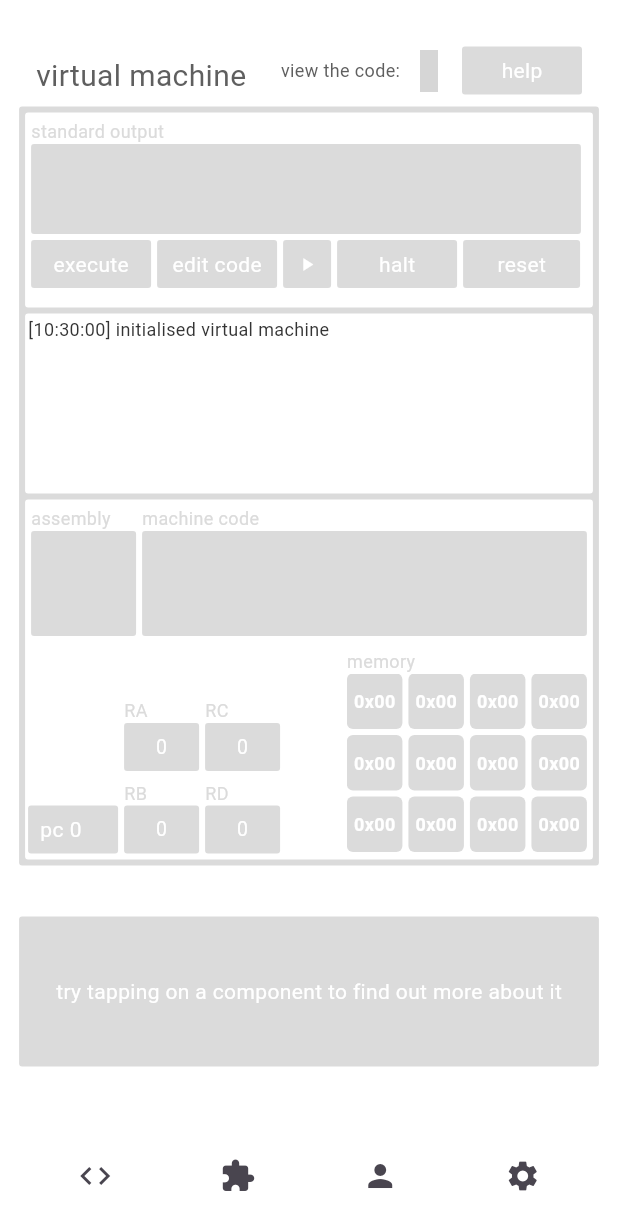
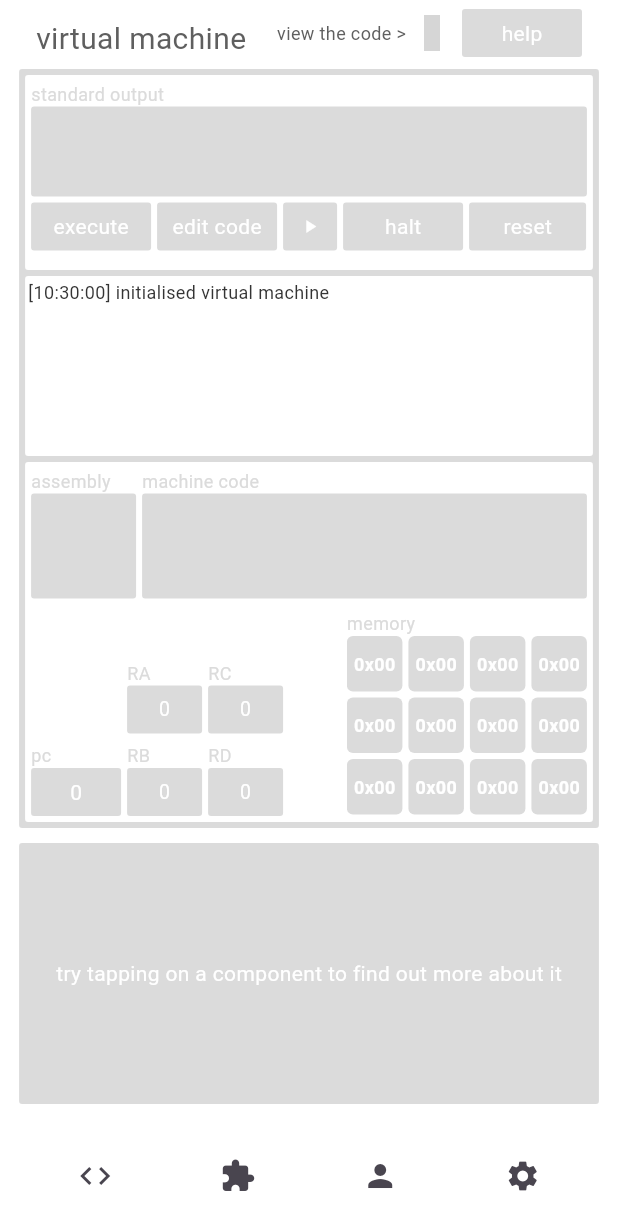
Before and after one commit to ashtonjamesd/wisteria, a Flutter app: the screen it shows after launch, on a phone screen of 412 x 824 dp. Shown: the top 1230 px of the screen. Run offline on Flutter 3.47's test engine with Material 3 defaults, Android fonts, the phone set to English and light mode, and no system bars; our stand-ins replace firebase_core, simple_icons; accounts and stored records are empty; grey boxes are pictures that could not be loaded.

Commit message:
fix ui, pc info

```diff
--- a/lib/app/constants.dart
+++ b/lib/app/constants.dart
@@ -10,6 +10,21 @@ The app will allow you to experiment with a virtual machine that reads assembly
 A good place to start would be the exercises tab.
 """;
 
+const String registerDescription =
+"""
+General-purpose registers are fast, small storage locations in the CPU that hold intermediate data during execution, supporting operations like arithmetic, logic, and memory addressing to speed up processing.
+""";
+
+const String memoryDescription =
+"""
+Memory stores data and instructions for the CPU, providing temporary storage for active processes and enabling quick access to information during execution.
+""";
+
+const String programCounterDescription =
+"""
+The program counter (PC) tracks the address of the next instruction to execute, ensuring the CPU processes instructions in the correct sequence.
+""";
+
 const String githubUrl = "https://github.com/rxgq/wisteria";
 
 const double consoleHeight = 120;
@@ -17,7 +32,7 @@ const double userInterfaceHeight = 130;
 const double cpuInterfaceHeight = 240;
 
 const double asmBoxWidth = 70;
-const double infoWidgetHeight = 100;
+const double infoWidgetHeight = 174;
 
 const double widthFactor = 1.1;
 
--- a/lib/app/views/vm/stdout_box.dart
+++ b/lib/app/views/vm/stdout_box.dart
@@ -41,7 +41,7 @@ class _StdoutBoxState extends State<StdoutBox> {
       child: WisteriaBox(
         header: "standard output",
         width: widget.screen.width / widthFactor -
-            boxPadding * 4,
+            boxPadding * 2,
         height: 60,
         color: primaryGrey,
         child: Padding(
--- a/lib/app/views/vm/vm_view.dart
+++ b/lib/app/views/vm/vm_view.dart
@@ -54,7 +54,9 @@ class _VmViewState extends State<VmView> {
     }
   }
 
-  void setInfoWidget(Widget infoWidget, Size screen) {
+  void setInfoWidget(Widget infoWidget) {
+    final screen = MediaQuery.sizeOf(context);
+
     controller.infoWidget = WisteriaBox(
       width: screen.width / widthFactor + 12,
       height: infoWidgetHeight,
@@ -64,6 +66,8 @@ class _VmViewState extends State<VmView> {
         child: infoWidget
       ),
     );
+
+    setState(() {});
   }
 
   @override
@@ -93,7 +97,7 @@ class _VmViewState extends State<VmView> {
 
           homeView(screen),
 
-          const SizedBox(height: 32),
+          const SizedBox(height: 8),
 
           Padding(
             padding: EdgeInsets.only(left: (screen.width - (screen.width / widthFactor)) / 2 - 8),
@@ -191,7 +195,7 @@ class _VmViewState extends State<VmView> {
             right: boxPadding
           ),
           child: WisteriaText(
-            text: "view the code: ",
+            text: "view the code > ",
             color: textColor,
             size: 12
           ),
@@ -214,39 +218,11 @@ class _VmViewState extends State<VmView> {
             child: Icon(
               SimpleIcons.github,
               color: textColor,
-              size: 28,
+              size: 24,
             ),
           ),
         ),
       ],
-    );
-  }
-
-  Widget programCounter() {
-    return Padding(
-      padding: const EdgeInsets.only(bottom: boxPadding),
-      child: WisteriaBox(
-        width: 60,
-        height: 32,
-        color: primaryGrey,
-        child: Row(
-          children: [
-            const SizedBox(width: 8),
-            WisteriaText(
-              text: "pc",
-              color: primaryWhite,
-              size: 14
-            ),
-
-            const SizedBox(width: 4),
-            WisteriaText(
-              text: controller.vm.pc.toString(),
-              color: primaryWhite,
-              size: 14
-            ),
-          ],
-        )
-      ),
     );
   }
 
@@ -290,7 +266,7 @@ class _VmViewState extends State<VmView> {
         left: boxPadding * 2
       ),
       child: WisteriaButton(
-        width: 32,
+        width: 36,
         height: 32,
         color: primaryGrey,
         showBorder: controller.vm.isPaused,
@@ -408,10 +384,7 @@ class _VmViewState extends State<VmView> {
             return;
           }
 
-          final screen = MediaQuery.sizeOf(context);
-          setInfoWidget(registerInfoWidget(), screen);
-
-          setState(() {});
+          setInfoWidget(registerInfoWidget());
         },
         child: WisteriaBox(
           width: width,
@@ -455,9 +428,7 @@ class _VmViewState extends State<VmView> {
                   return;
                 }
 
-                setInfoWidget(memoryCellInfoWidget(screen), screen);
-
-                setState(() {});
+                setInfoWidget(memoryCellInfoWidget());
               },
               child: Container(
                 decoration: BoxDecoration(
@@ -552,7 +523,36 @@ class _VmViewState extends State<VmView> {
     );
   }
 
-  Widget memoryCellInfoWidget(Size screen) {
+  Widget programCounter() {
+    return Padding(
+      padding: const EdgeInsets.only(
+        bottom: boxPadding,
+        left: boxPadding
+      ),
+      child: GestureDetector(
+        onTap: () {
+          controller.onProgramCounterTapped();
+          setInfoWidget(programCounterInfoWidget());
+        },
+        child: WisteriaBox(
+          width: 60,
+          height: 32,
+          color: primaryGrey,
+          header: "pc",
+          showBorder: controller.programCounterSelected,
+          child: Center(
+            child: WisteriaText(
+              text: controller.vm.pc.toString(),
+              color: primaryWhite,
+              size: 14
+            ),
+          )
+        ),
+      ),
+    );
+  }
+
+  Widget memoryCellInfoWidget() {
     final cell = controller.vm.memory[controller.selectedMemoryIdx];
 
     return Column(
@@ -575,6 +575,13 @@ class _VmViewState extends State<VmView> {
           color: primaryWhite,
           size: 14
         ),
+
+        const SizedBox(height: 16),
+        WisteriaText(
+          text: memoryDescription,
+          color: primaryWhite,
+          size: 12
+        ),
       ],
     );
   }
@@ -595,6 +602,40 @@ class _VmViewState extends State<VmView> {
           color: primaryWhite,
           size: 14
         ),
+
+        const SizedBox(height: 16),
+        WisteriaText(
+          text: registerDescription,
+          color: primaryWhite,
+          size: 12
+        ),
+      ],
+    );
+  }
+
+  Widget programCounterInfoWidget() {
+    return Column(
+      crossAxisAlignment: CrossAxisAlignment.start,
+      children: [
+        WisteriaText(
+          text: "Program Counter",
+          color: primaryWhite,
+          size: 18
+        ),
+        const SizedBox(height: 16),
+
+        WisteriaText(
+          text: "Value ${controller.vm.pc}",
+          color: primaryWhite,
+          size: 14
+        ),
+
+        const SizedBox(height: 16),
+        WisteriaText(
+          text: programCounterDescription,
+          color: primaryWhite,
+          size: 12
+        ),
       ],
     );
   }
```
Also changed, not shown: lib/app/views/vm/utils/vm_view_controller.dart (+14 -0 lines). Lines whose indentation alone changed are shown as unchanged.
